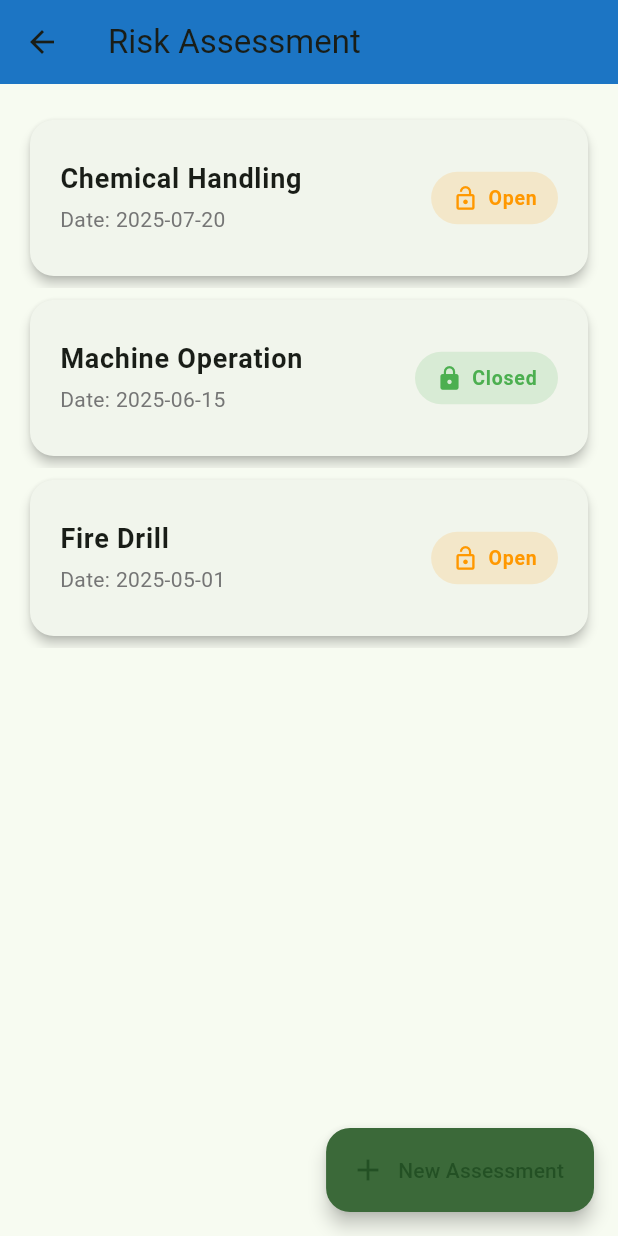
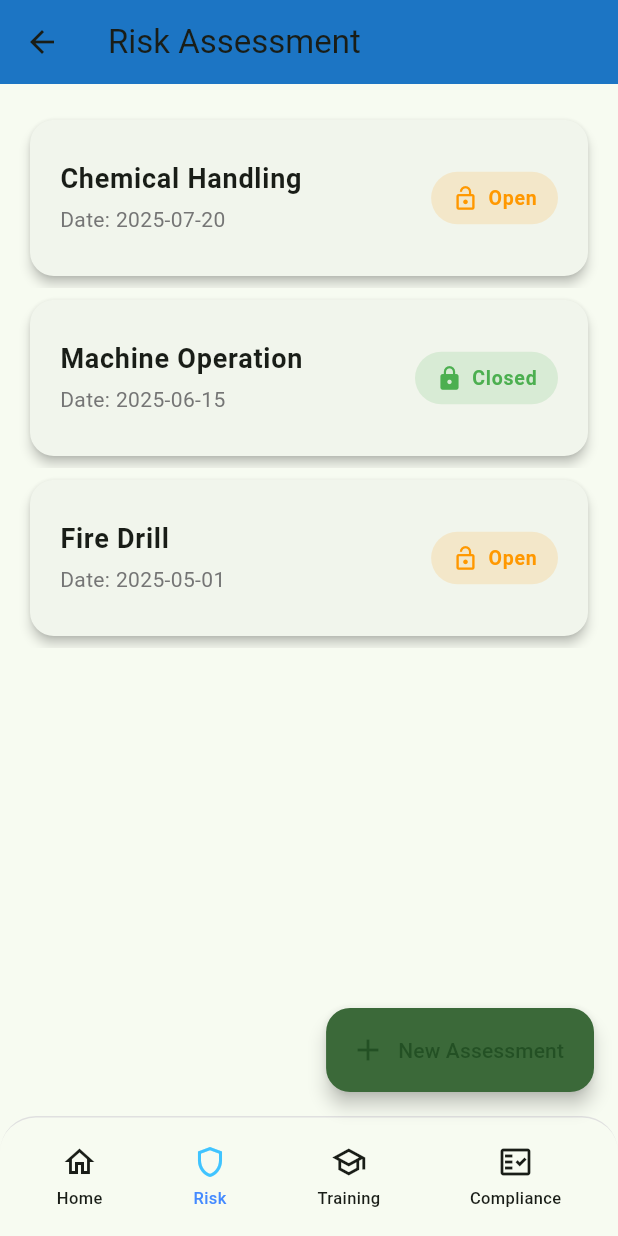
Before and after one commit to chrimztech/flutter_safety_app, a Flutter app: the RiskAssessmentPage screen opened by its route, on a phone screen of 412 x 824 dp. Run offline on Flutter 3.47's test engine with Material 3 defaults, Android fonts, the light colour scheme and no system bars; our stand-ins replace dio, file_picker, fl_chart, flutter_secure_storage, table_calendar; accounts and stored records are empty.

Commit message:
compliance, risk and training

```diff
--- a/lib/pages/compliance_tracking_page.dart
+++ b/lib/pages/compliance_tracking_page.dart
@@ -1,6 +1,6 @@
 // pages/compliance_tracking_page.dart
 import 'package:flutter/material.dart';
-
+import 'quickaccess_bar.dart';
 class ComplianceTrackingPage extends StatefulWidget {
   const ComplianceTrackingPage({super.key});
 
@@ -165,6 +165,7 @@ class _ComplianceTrackingPageState extends State<ComplianceTrackingPage> {
           ),
         ),
       ),
+       bottomNavigationBar: const QuickAccessBar(currentLabel: 'Compliance'),
     );
   }
 }
--- a/lib/pages/risk_assessment_page.dart
+++ b/lib/pages/risk_assessment_page.dart
@@ -1,5 +1,6 @@
 // pages/risk_assessment_page.dart
 import 'package:flutter/material.dart';
+import 'quickaccess_bar.dart';
 
 class RiskAssessmentPage extends StatefulWidget {
   const RiskAssessmentPage({super.key});
@@ -231,6 +232,7 @@ class _RiskAssessmentPageState extends State<RiskAssessmentPage> {
         backgroundColor: theme.colorScheme.primary,
         elevation: 5,
       ),
+       bottomNavigationBar: const QuickAccessBar(currentLabel: 'Risk'),
     );
   }
 }
--- a/lib/pages/training_management_page.dart
+++ b/lib/pages/training_management_page.dart
@@ -1,6 +1,7 @@
 // pages/training_management_page.dart
 import 'package:flutter/material.dart';
 import 'package:intl/intl.dart';
+import 'quickaccess_bar.dart';
 
 class TrainingManagementPage extends StatefulWidget {
   const TrainingManagementPage({super.key});
@@ -209,6 +210,7 @@ class _TrainingManagementPageState extends State<TrainingManagementPage> {
         label: const Text('Add Training'),
         backgroundColor: theme.colorScheme.primary,
       ),
+       bottomNavigationBar: const QuickAccessBar(currentLabel: 'Training'),
     );
   }
 }
```
